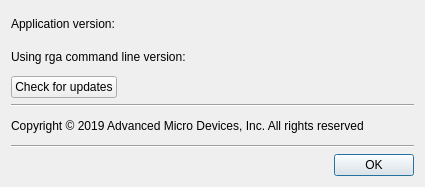
Qt form RadeonGPUAnalyzerGUI/Ui/rgAboutDialog.ui (GPUOpen-Tools/radeon_gpu_analyzer) before a commit.
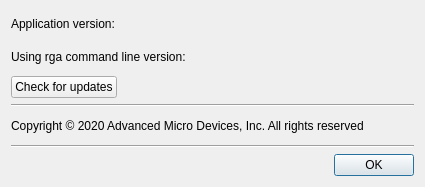
The same form after that commit.

The edit to the form file:
```diff
--- a/RadeonGPUAnalyzerGUI/Ui/rgAboutDialog.ui
+++ b/RadeonGPUAnalyzerGUI/Ui/rgAboutDialog.ui
@@ -70,7 +70,7 @@
      <item>
       <widget class="QLabel" name="label">
        <property name="text">
-        <string>Copyright © 2019 Advanced Micro Devices, Inc. All rights reserved</string>
+        <string>Copyright © 2020 Advanced Micro Devices, Inc. All rights reserved</string>
        </property>
       </widget>
      </item>
```
